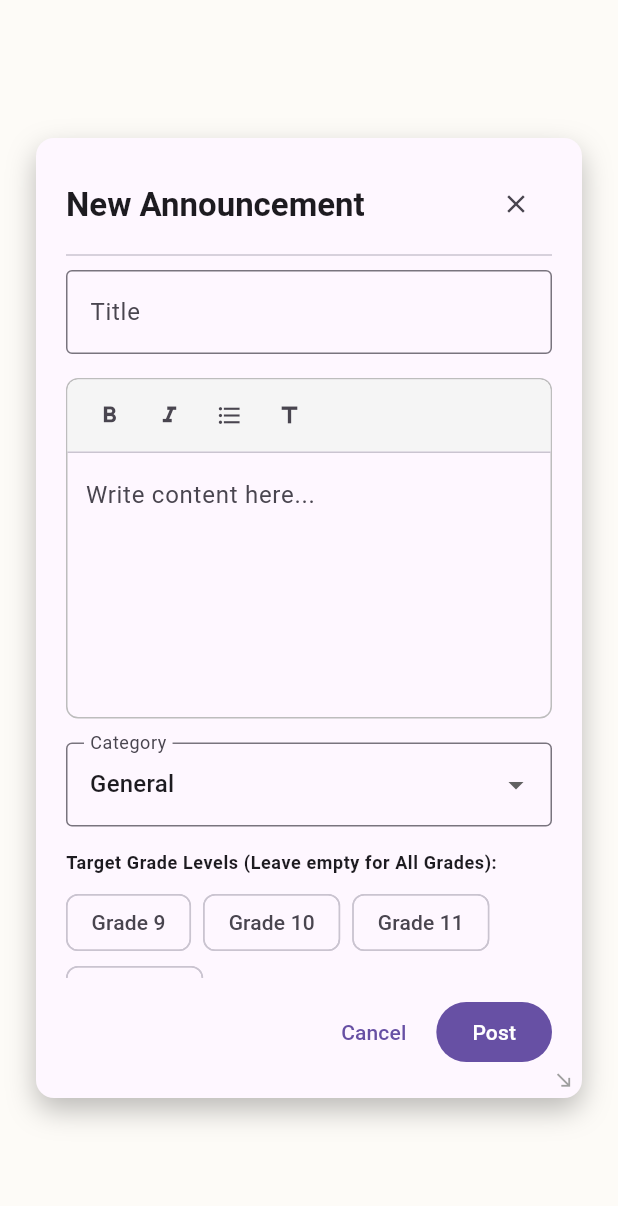
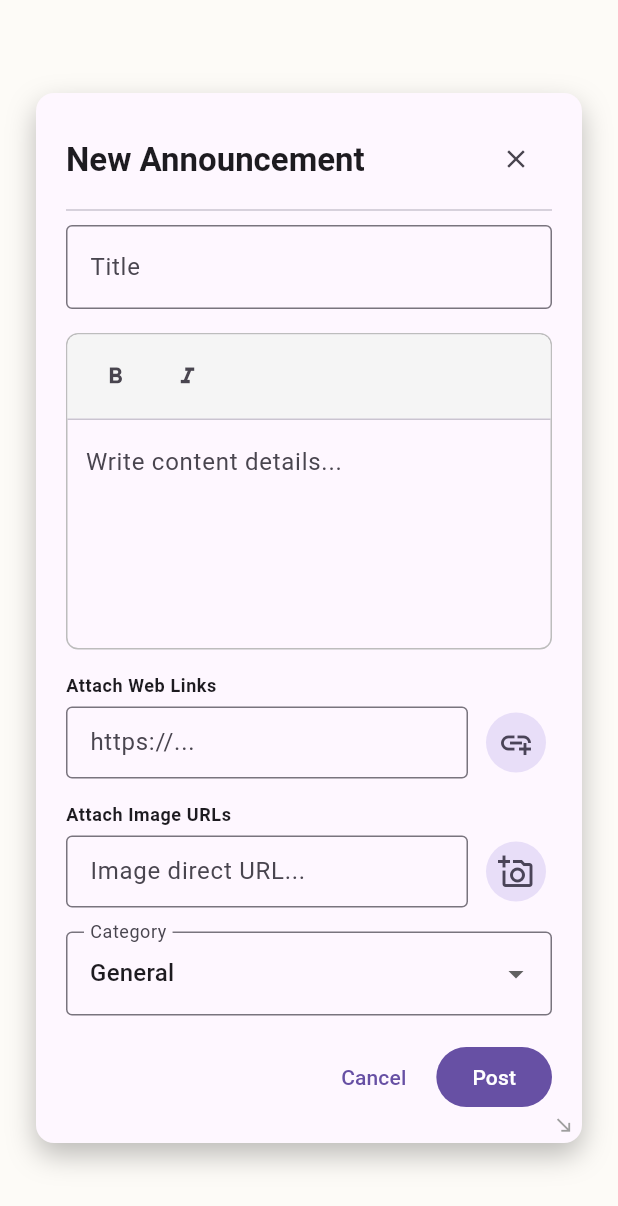
Before and after one commit to AbdulrahmanAbusnena/amlystuhub, a Flutter app: the CreateAnnouncementDialog widget shown alone on an empty page, opened directly, on a phone screen of 412 x 824 dp. Shown: the top 1206 px of the screen. Run offline on Flutter 3.47's test engine with Material 3 defaults, Android fonts, the phone set to English and light mode, and no system bars; our stand-ins replace cloud_firestore, firebase_auth, firebase_core, flutter_markdown, flutter_riverpod, go_router and 1 more; accounts and stored records are empty.

Commit message:
add link and picture attachement

```diff
--- a/lib/features/announcements/domain/models/announcement_models.dart
+++ b/lib/features/announcements/domain/models/announcement_models.dart
@@ -12,8 +12,12 @@ class AnnouncementModel {
   final String category;
   final List<int> targetGrades;
   final bool apOnly;
+
   final DateTime createdAt;
   final List<String> pinnedByUids;
+  final List<String> imageUrls;
+  final List<String> attachmentUrls;
+  final List<String> linkUrls;
 
   AnnouncementModel({
     required this.id,
@@ -27,6 +31,9 @@ class AnnouncementModel {
     required this.apOnly,
     required this.createdAt,
     this.pinnedByUids = const [],
+    this.imageUrls = const [],
+    this.attachmentUrls = const [],
+    this.linkUrls = const [],
   });
 
   static DateTime _safeTimestampToDate(dynamic value) {
@@ -48,8 +55,12 @@ class AnnouncementModel {
       category: data['category'] ?? 'General',
       targetGrades: List<int>.from(data['targetGrades'] ?? []),
       apOnly: data['apOnly'] ?? false,
+
       createdAt: _safeTimestampToDate(data['createdAt']),
       pinnedByUids: List<String>.from(data['pinnedByUids'] ?? []),
+      imageUrls: List<String>.from(data['imageUrls'] ?? []),
+      attachmentUrls: List<String>.from(data['attachmentUrls'] ?? []),
+      linkUrls: List<String>.from(data['linkUrls'] ?? []),
     );
   }
 
@@ -63,8 +74,12 @@ class AnnouncementModel {
       'category': category,
       'targetGrades': targetGrades,
       'apOnly': apOnly,
+
       'createdAt': Timestamp.fromDate(createdAt),
       'pinnedByUids': pinnedByUids,
+      'imageUrls': imageUrls,
+      'attachmentUrls': attachmentUrls,
+      'linkUrls': linkUrls,
     };
   }
 }
--- a/lib/features/announcements/presentation/widgets/announcement_creation.dart
+++ b/lib/features/announcements/presentation/widgets/announcement_creation.dart
@@ -18,19 +18,23 @@ class _CreateAnnouncementDialogState
     extends ConsumerState<CreateAnnouncementDialog> {
   late final TextEditingController _titleController;
   late final TextEditingController _contentController;
+  late final TextEditingController _linkInputController;
+  late final TextEditingController _imageInputController;
   late final FocusNode _contentFocusNode;
+
   late String _selectedCategory;
   late List<int> _selectedGrades;
+  late List<String> _linkUrls;
+  late List<String> _imageUrls;
   bool _isLoading = false;
 
-  // Window sizing constraints
-  double _dialogWidth = 580.0;
-  double _dialogHeight = 640.0;
+  double _dialogWidth = 620.0;
+  double _dialogHeight = 700.0;
 
-  static const double _minWidth = 450.0;
-  static const double _maxWidth = 900.0;
-  static const double _minHeight = 500.0;
-  static const double _maxHeight = 800.0;
+  static const double _minWidth = 480.0;
+  static const double _maxWidth = 950.0;
+  static const double _minHeight = 550.0;
+  static const double _maxHeight = 850.0;
 
   final List<int> _availableGrades = [9, 10, 11, 12];
   final List<String> _categories = [
@@ -52,31 +56,52 @@ class _CreateAnnouncementDialogState
     _contentController = TextEditingController(
       text: announcement?.content ?? '',
     );
+    _linkInputController = TextEditingController();
+    _imageInputController = TextEditingController();
     _contentFocusNode = FocusNode();
+
     _selectedCategory = announcement?.category ?? 'General';
     _selectedGrades = List<int>.from(announcement?.targetGrades ?? []);
+    _linkUrls = List<String>.from(announcement?.linkUrls ?? []);
+    _imageUrls = List<String>.from(announcement?.imageUrls ?? []);
   }
 
   @override
   void dispose() {
     _titleController.dispose();
     _contentController.dispose();
+    _linkInputController.dispose();
+    _imageInputController.dispose();
     _contentFocusNode.dispose();
     super.dispose();
   }
 
-  /// Formats selected text smoothly or surrounds the cursor position cleanly
+  void _addLink() {
+    final val = _linkInputController.text.trim();
+    if (val.isNotEmpty && !_linkUrls.contains(val)) {
+      setState(() {
+        _linkUrls.add(val);
+        _linkInputController.clear();
+      });
+    }
+  }
+
+  void _addImage() {
+    final val = _imageInputController.text.trim();
+    if (val.isNotEmpty && !_imageUrls.contains(val)) {
+      setState(() {
+        _imageUrls.add(val);
+        _imageInputController.clear();
+      });
+    }
+  }
+
   void _applySelectionFormat(String prefix, String suffix) {
     final text = _contentController.text;
     final selection = _contentController.selection;
 
-    if (!selection.isValid) {
-      _contentController.text = '$text$prefix$suffix';
-      return;
-    }
-
-    if (selection.isCollapsed) {
-      final pos = selection.start;
+    if (!selection.isValid || selection.isCollapsed) {
+      final pos = selection.isValid ? selection.start : text.length;
       final newText = text.replaceRange(pos, pos, '$prefix$suffix');
       _contentController.value = TextEditingValue(
         text: newText,
@@ -102,27 +127,11 @@ class _CreateAnnouncementDialogState
     _contentFocusNode.requestFocus();
   }
 
-  void _applyLinePrefix(String prefix) {
-    final text = _contentController.text;
-    final selection = _contentController.selection;
-    final cursorOffset = selection.isValid ? selection.start : text.length;
-
-    final lineStart = text.lastIndexOf('\n', cursorOffset - 1) + 1;
-    final newText = text.replaceRange(lineStart, lineStart, prefix);
-
-    _contentController.value = TextEditingValue(
-      text: newText,
-      selection: TextSelection.collapsed(offset: cursorOffset + prefix.length),
-    );
-    _contentFocusNode.requestFocus();
-  }
-
   Future<void> _submit() async {
     final user = ref.read(currentUserModelProvider).value;
     if (user == null) return;
 
     setState(() => _isLoading = true);
-
     final controller = ref.read(announcementControllerProvider.notifier);
     final isApCategory = _selectedCategory == 'AP';
     bool success;
@@ -135,6 +144,8 @@ class _CreateAnnouncementDialogState
         category: _selectedCategory,
         targetGrades: _selectedGrades,
         apOnly: isApCategory,
+        imageUrls: _imageUrls,
+        linkUrls: _linkUrls,
       );
     } else {
       success = await controller.createAnnouncement(
@@ -146,6 +157,8 @@ class _CreateAnnouncementDialogState
         authorId: user.uid,
         authorName: user.name,
         authorRole: user.role,
+        imageUrls: _imageUrls,
+        linkUrls: _linkUrls,
       );
     }
 
@@ -183,7 +196,6 @@ class _CreateAnnouncementDialogState
               child: Column(
                 crossAxisAlignment: CrossAxisAlignment.start,
                 children: [
-                  // Title Bar with Copyable Window Header
                   Row(
                     mainAxisAlignment: MainAxisAlignment.spaceBetween,
                     children: [
@@ -193,18 +205,13 @@ class _CreateAnnouncementDialogState
                           fontWeight: FontWeight.bold,
                         ),
                       ),
-                      MouseRegion(
-                        cursor: SystemMouseCursors.click,
-                        child: IconButton(
+                      IconButton(
                         icon: const Icon(Icons.close, size: 20),
                         onPressed: () => Navigator.of(context).pop(),
-                        ),
                       ),
                     ],
                   ),
                   const Divider(height: 20),
-
-                  // Main Scrollable Content
                   Expanded(
                     child: SingleChildScrollView(
                       child: Column(
@@ -219,8 +226,6 @@ class _CreateAnnouncementDialogState
                             ),
                           ),
                           const SizedBox(height: 16),
-
-                          // Integrated Text Formatting Box
                           Container(
                             decoration: BoxDecoration(
                               border: Border.all(color: Colors.grey.shade400),
@@ -229,7 +234,6 @@ class _CreateAnnouncementDialogState
                             child: Column(
                               crossAxisAlignment: CrossAxisAlignment.start,
                               children: [
-                                // Action Bar
                                 Container(
                                   padding: const EdgeInsets.symmetric(
                                     horizontal: 8,
@@ -243,44 +247,35 @@ class _CreateAnnouncementDialogState
                                   ),
                                   child: Row(
                                     children: [
-                                      _buildFormatButton(
-                                        icon: Icons.format_bold,
-                                        tooltip: 'Bold',
+                                      IconButton(
+                                        icon: const Icon(
+                                          Icons.format_bold,
+                                          size: 18,
+                                        ),
                                         onPressed: () =>
                                             _applySelectionFormat('**', '**'),
                                       ),
-                                      _buildFormatButton(
-                                        icon: Icons.format_italic,
-                                        tooltip: 'Italic',
+                                      IconButton(
+                                        icon: const Icon(
+                                          Icons.format_italic,
+                                          size: 18,
+                                        ),
                                         onPressed: () =>
                                             _applySelectionFormat('*', '*'),
-                                      ),
-                                      _buildFormatButton(
-                                        icon: Icons.format_list_bulleted,
-                                        tooltip: 'Bullet List',
-                                        onPressed: () => _applyLinePrefix('- '),
-                                      ),
-                                      _buildFormatButton(
-                                        icon: Icons.title,
-                                        tooltip: 'Heading',
-                                        onPressed: () =>
-                                            _applyLinePrefix('### '),
                                       ),
                                     ],
                                   ),
                                 ),
                                 const Divider(height: 1),
-                                // Content Field with selection enabled
                                 Padding(
                                   padding: const EdgeInsets.all(12.0),
                                   child: TextField(
                                     controller: _contentController,
                                     focusNode: _contentFocusNode,
-                                    maxLines: 6,
+                                    maxLines: 5,
                                     enableInteractiveSelection: true,
-                                    keyboardType: TextInputType.multiline,
                                     decoration: const InputDecoration(
-                                      hintText: 'Write content here...',
+                                      hintText: 'Write content details...',
                                       border: InputBorder.none,
                                       isDense: true,
                                     ),
@@ -288,6 +283,94 @@ class _CreateAnnouncementDialogState
                                 ),
                               ],
                             ),
+                          ),
+                          const SizedBox(height: 16),
+
+                          // Links Section
+                          Text(
+                            'Attach Web Links',
+                            style: Theme.of(context).textTheme.bodySmall
+                                ?.copyWith(fontWeight: FontWeight.bold),
+                          ),
+                          const SizedBox(height: 6),
+                          Row(
+                            children: [
+                              Expanded(
+                                child: TextField(
+                                  controller: _linkInputController,
+                                  decoration: const InputDecoration(
+                                    hintText: 'https://...',
+                                    isDense: true,
+                                    border: OutlineInputBorder(),
+                                  ),
+                                ),
+                              ),
+                              const SizedBox(width: 8),
+                              IconButton.filledTonal(
+                                icon: const Icon(Icons.add_link),
+                                onPressed: _addLink,
+                              ),
+                            ],
+                          ),
+                          Wrap(
+                            spacing: 6,
+                            children: _linkUrls
+                                .map(
+                                  (link) => Chip(
+                                    label: Text(
+                                      link,
+                                      overflow: TextOverflow.ellipsis,
+                                      style: const TextStyle(fontSize: 12),
+                                    ),
+                                    onDeleted: () =>
+                                        setState(() => _linkUrls.remove(link)),
+                                  ),
+                                )
+                                .toList(),
+                          ),
+                          const SizedBox(height: 16),
+
+                          // Images Section
+                          Text(
+                            'Attach Image URLs',
+                            style: Theme.of(context).textTheme.bodySmall
+                                ?.copyWith(fontWeight: FontWeight.bold),
+                          ),
+                          const SizedBox(height: 6),
+                          Row(
+                            children: [
+                              Expanded(
+                                child: TextField(
+                                  controller: _imageInputController,
+                                  decoration: const InputDecoration(
+                                    hintText: 'Image direct URL...',
+                                    isDense: true,
+                                    border: OutlineInputBorder(),
+                                  ),
+                                ),
+                              ),
+                              const SizedBox(width: 8),
+                              IconButton.filledTonal(
+                                icon: const Icon(Icons.add_a_photo_outlined),
+                                onPressed: _addImage,
+                              ),
+                            ],
+                          ),
+                          Wrap(
+                            spacing: 6,
+                            children: _imageUrls
+                                .map(
+                                  (img) => Chip(
+                                    label: Text(
+                                      img,
+                                      overflow: TextOverflow.ellipsis,
+                                      style: const TextStyle(fontSize: 12),
+                                    ),
+                                    onDeleted: () =>
+                                        setState(() => _imageUrls.remove(img)),
+                                  ),
+                                )
+                                .toList(),
                           ),
                           const SizedBox(height: 16),
 
@@ -304,70 +387,30 @@ class _CreateAnnouncementDialogState
                                 )
                                 .toList(),
                             onChanged: (val) {
-                              if (val != null) {
+                              if (val != null)
                                 setState(() => _selectedCategory = val);
-                              }
                             },
                             decoration: const InputDecoration(
                               labelText: 'Category',
                               border: OutlineInputBorder(),
                             ),
                           ),
-                          const SizedBox(height: 16),
-
-                          SelectableText(
-                            'Target Grade Levels (Leave empty for All Grades):',
-                            style: Theme.of(context).textTheme.bodySmall
-                                ?.copyWith(fontWeight: FontWeight.bold),
-                          ),
-                          const SizedBox(height: 8),
-
-                          Wrap(
-                            spacing: 8,
-                            children: _availableGrades.map((grade) {
-                              final isSelected = _selectedGrades.contains(
-                                grade,
-                              );
-                              return FilterChip(
-                                label: Text('Grade $grade'),
-                                selected: isSelected,
-                                onSelected: (selected) {
-                                  setState(() {
-                                    if (selected) {
-                                      _selectedGrades.add(grade);
-                                    } else {
-                                      _selectedGrades.remove(grade);
-                                    }
-                                    _selectedGrades.sort();
-                                  });
-                                },
-                              );
-                            }).toList(),
-                          ),
                         ],
                       ),
                     ),
                   ),
-
                   const SizedBox(height: 12),
-
-                  // Actions
                   Row(
                     mainAxisAlignment: MainAxisAlignment.end,
                     children: [
-                      MouseRegion(
-                        cursor: SystemMouseCursors.click,
-                        child: TextButton(
+                      TextButton(
                         onPressed: _isLoading
                             ? null
                             : () => Navigator.of(context).pop(),
                         child: const Text('Cancel'),
                       ),
-                      ),
                       const SizedBox(width: 8),
-                      MouseRegion(
-                        cursor: SystemMouseCursors.click,
-                        child: FilledButton(
+                      FilledButton(
                         onPressed: _isLoading ? null : _submit,
                         child: _isLoading
                             ? const SizedBox(
@@ -379,14 +422,11 @@ class _CreateAnnouncementDialogState
                               )
                             : Text(isEditing ? 'Save Changes' : 'Post'),
                       ),
-                      ),
                     ],
                   ),
                 ],
               ),
             ),
-
-            // Interactive Resize Handle (Bottom Right)
             Positioned(
               right: 0,
               bottom: 0,
@@ -423,20 +463,4 @@ class _CreateAnnouncementDialogState
       ),
     );
   }
-
-  Widget _buildFormatButton({
-    required IconData icon,
-    required String tooltip,
-    required VoidCallback onPressed,
-  }) {
-    return MouseRegion(
-      cursor: SystemMouseCursors.click,
-      child: IconButton(
-        icon: Icon(icon, size: 18),
-        tooltip: tooltip,
-        visualDensity: VisualDensity.compact,
-        onPressed: onPressed,
-      ),
-    );
 }
-}
--- a/lib/features/auth/data/services/auth_service.dart
+++ b/lib/features/auth/data/services/auth_service.dart
@@ -41,6 +41,7 @@ class AuthService {
     required String password,
     required int gradeLevel,
     required bool isApStudent,
+    required bool isStuCo,
   }) async {
     UserCredential? credential;
 
@@ -68,6 +69,7 @@ class AuthService {
         role: UserRole.student, // Type-safe initialization
         gradeLevel: gradeLevel,
         isApStudent: isApStudent,
+        isStuCo: isStuCo,
         createdAt: DateTime.now(),
         lastLoginAt: DateTime.now(),
       );
--- a/lib/features/auth/domain/models /user_model.dart
+++ b/lib/features/auth/domain/models /user_model.dart
@@ -20,7 +20,7 @@ class UserModel {
     required this.role,
     required this.gradeLevel,
     required this.isApStudent,
-    this.isStuCo = false,
+    required this.isStuCo,
     required this.createdAt,
     this.lastLoginAt,
   });
--- a/lib/features/auth/presentation /controllers/auth_controllers.dart
+++ b/lib/features/auth/presentation /controllers/auth_controllers.dart
@@ -51,6 +51,7 @@ class AuthController extends StateNotifier<AuthState> {
     String password,
     int gradeLevel,
     bool isApStudent,
+    bool isStuCo,
   ) async {
     state = AuthState.loading();
     try {
@@ -64,6 +65,7 @@ class AuthController extends StateNotifier<AuthState> {
         password: password,
         gradeLevel: gradeLevel,
         isApStudent: isApStudent,
+        isStuCo: isStuCo,
       );
       state = AuthState.authenticated();
     } catch (e) {
--- a/lib/features/auth/presentation /screens/signup_screen.dart
+++ b/lib/features/auth/presentation /screens/signup_screen.dart
@@ -21,7 +21,7 @@ class _SignUpState extends ConsumerState<SignUp> {
   // Default Data
   String _selectedGrade = 'Grade 10';
   bool _isApStudent = false;
-
+  bool _isStuCo = false;
   // Grading List
   final Map<String, Color> _gradeColors = {
     'Grade 9': const Color(0xFFFDE49E),
@@ -59,6 +59,7 @@ class _SignUpState extends ConsumerState<SignUp> {
           password,
           _parseGradeLevel(_selectedGrade),
           _isApStudent,
+          _isStuCo,
         );
   }
 
```
Also changed, not shown: lib/features/announcements/presentation/state/announcement_controller.dart (+15 -1 lines). Lines whose indentation alone changed are shown as unchanged.
